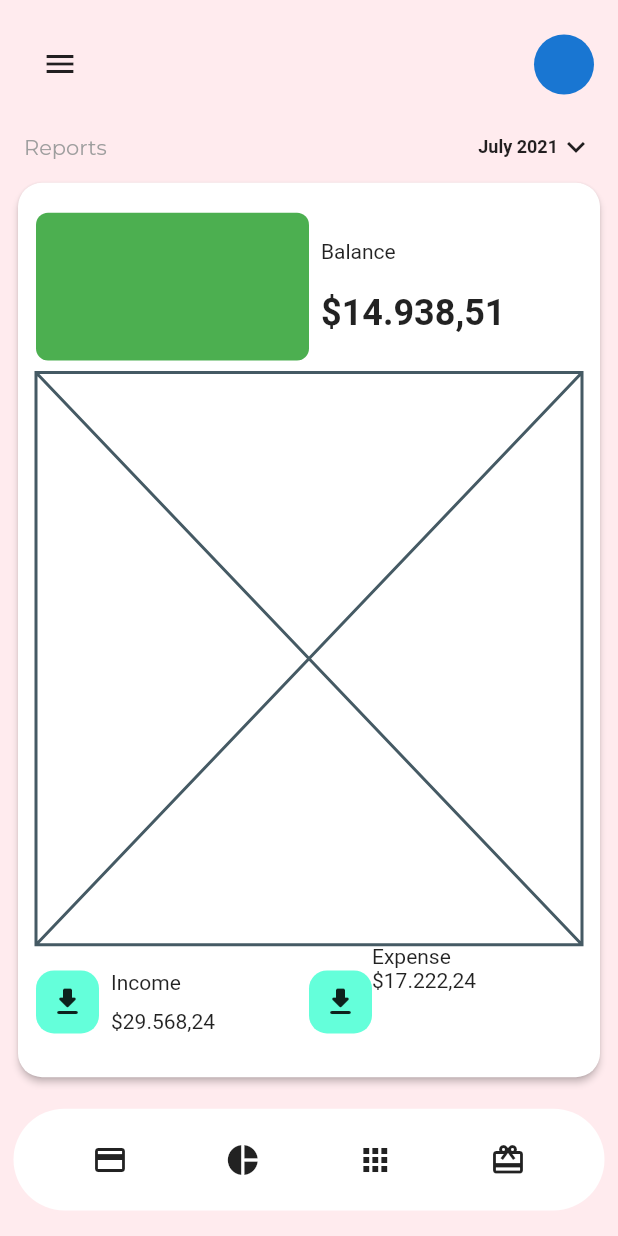
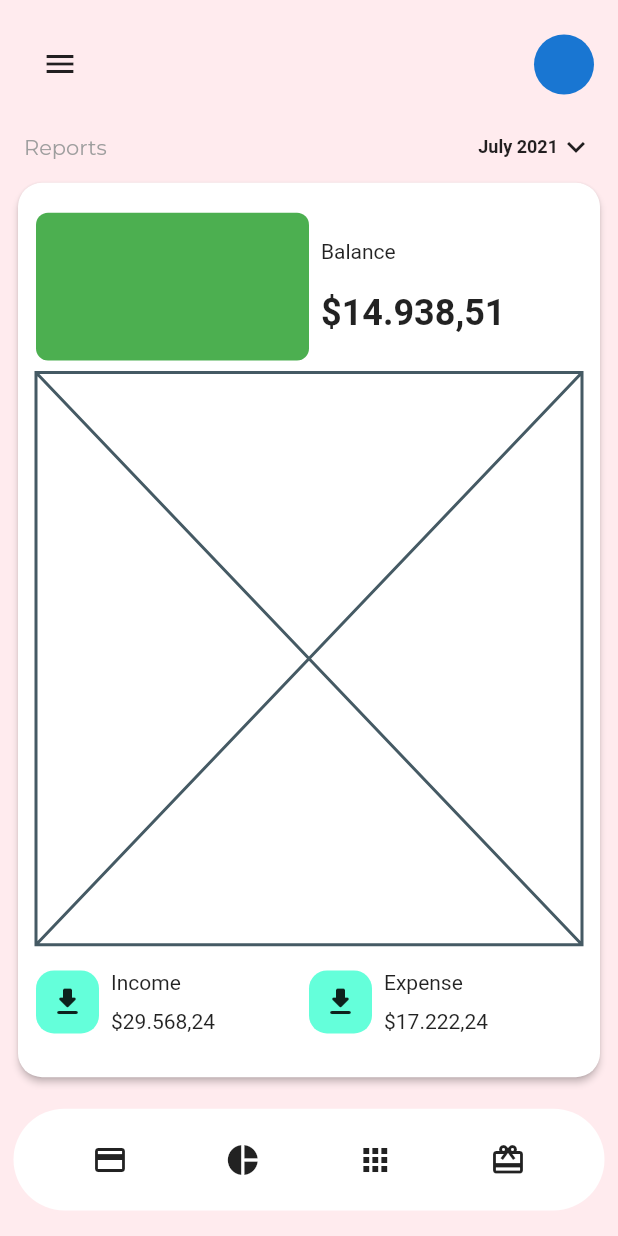
Before and after one commit to JAICHANGPARK/flutter_notebook_11th_story, a Flutter app: the screen it shows after launch, on a phone screen of 412 x 824 dp. Run offline on Flutter 3.47's test engine with Material 2 defaults, Android fonts, the phone set to English and light mode, and no system bars; our stand-ins replace backdrop, badges, flutter_inner_drawer, flutter_slidable, flutter_swiper, google_fonts.

Commit message:
Update bank_balance_page.dart

```diff
--- a/lib/ep749_bank_app/ui/bank_balance_page.dart
+++ b/lib/ep749_bank_app/ui/bank_balance_page.dart
@@ -125,6 +125,7 @@ class _BankBalancePageState extends State<BankBalancePage> {
                                     ],
                                   )),
                                   Expanded(child: Row(
+                                    crossAxisAlignment: CrossAxisAlignment.center,
                                     children: [
                                       Container(
                                         height: 42,
@@ -135,12 +136,16 @@ class _BankBalancePageState extends State<BankBalancePage> {
                                         ),
                                         child: Icon(Icons.download_rounded),
                                       ),
-                                      Column(
-                                        crossAxisAlignment: CrossAxisAlignment.start,
-                                        children: [
-                                          Text("Expense"),
-                                          Text("\$17.222,24")
-                                        ],
+                                      Padding(
+                                        padding: const EdgeInsets.all(8.0),
+                                        child: Column(
+                                          crossAxisAlignment: CrossAxisAlignment.start,
+                                          mainAxisAlignment: MainAxisAlignment.spaceEvenly,
+                                          children: [
+                                            Text("Expense"),
+                                            Text("\$17.222,24")
+                                          ],
+                                        ),
                                       )
                                     ],
                                   )),
```
